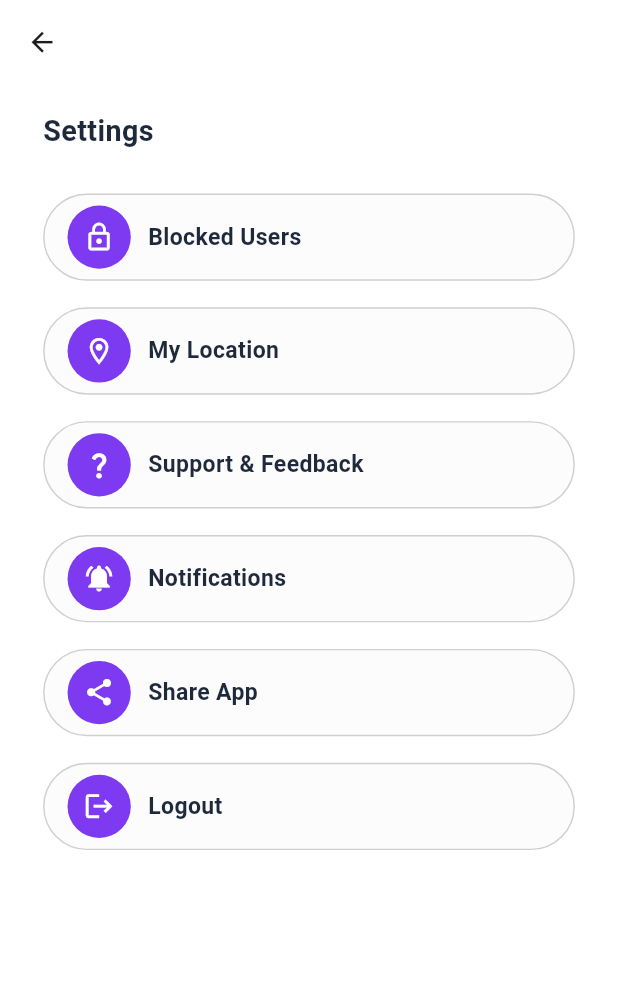
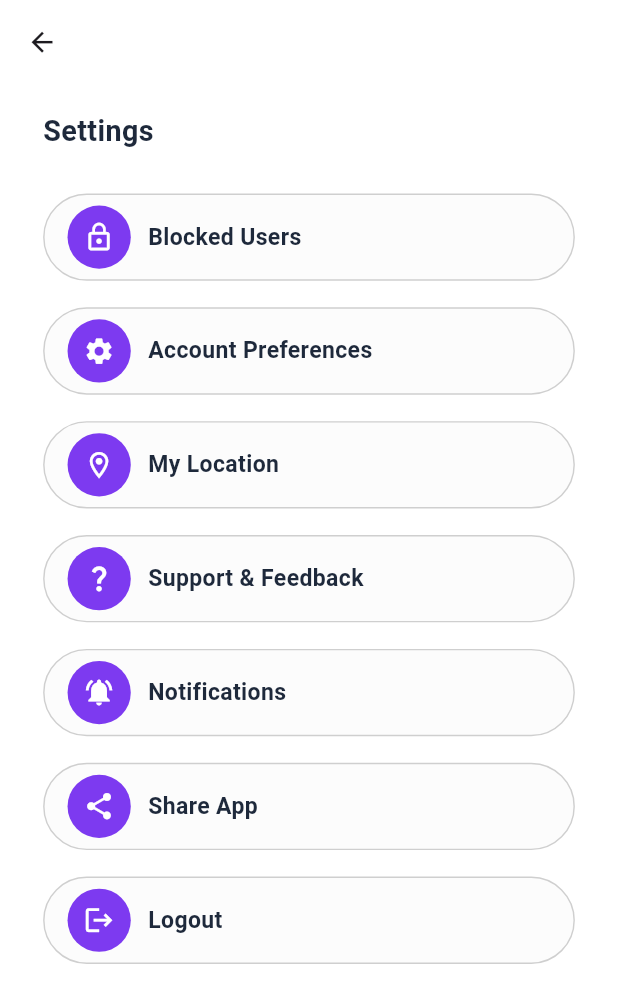
Before and after one commit to ZonerLost/meetmern, a Flutter app: the SettingsScreen screen opened by its route, on a phone screen of 412 x 824 dp. Shown: the top 1003 px of the screen. Run offline on Flutter 3.47's test engine with Material 3 defaults, Android fonts, the phone set to English and light mode, and no system bars; our stand-ins replace dotted_border, flutter_screenutil, get, image_picker, supabase_flutter; accounts and stored records are empty; Roboto replaces fonts that are missing (Mona Sans).

Commit message:
Fixed flow for userprofile

```diff
--- a/lib/view/controllers/authcontroller/OTPScreens/otp_verify_screen_controller.dart
+++ b/lib/view/controllers/authcontroller/OTPScreens/otp_verify_screen_controller.dart
@@ -11,7 +11,6 @@ class OtpVerifyController extends GetxController {
   Timer? _timer;
   int resendSeconds = 30;
   bool isVerifying = false;
-
   bool get canResend => resendSeconds == 0;
   bool get canVerify => otpWidgetController.isComplete && !isVerifying;
 
--- a/lib/view/controllers/authcontroller/loginScreen/login_screen_controller.dart
+++ b/lib/view/controllers/authcontroller/loginScreen/login_screen_controller.dart
@@ -19,8 +19,9 @@ class LoginController extends GetxController {
   }
 
   String? validateEmail(String? value) {
-    if (value == null || value.trim().isEmpty)
+    if (value == null || value.trim().isEmpty) {
       return _strings.pleaseEnterYourEmailText;
+    }
     if (!value.isValidEmail) return _strings.enterValidEmailText;
     return null;
   }
--- a/lib/view/screens/UserProfileScreens/ProfileMenuItemsScreens/personal_profile.dart
+++ b/lib/view/screens/UserProfileScreens/ProfileMenuItemsScreens/personal_profile.dart
@@ -3,13 +3,13 @@ import 'package:flutter_screenutil/flutter_screenutil.dart';
 import 'package:meetmern/view/screens/chatscreens/chat_screen.dart';
 import 'package:meetmern/view/screens/userprofilescreens/Favourites/favourites.dart';
 import 'package:meetmern/view/screens/userprofilescreens/ManageAds/ads_screen.dart';
-import 'package:meetmern/view/screens/userprofilescreens/ProfileMenuItemsScreens/personal_profile_setting.dart';
 import 'package:meetmern/view/screens/userprofilescreens/ProfileMenuItemsScreens/setting.dart';
 import 'package:meetmern/core/extensions/navigation_extensions.dart';
 import 'package:meetmern/core/theme/theme.dart';
 import 'package:meetmern/core/widgets/custom_button_style_text_style.dart';
 import 'package:meetmern/core/widgets/custom_rounded_tile.dart';
 import 'package:meetmern/core/widgets/custom_text_form_field.dart';
+import 'package:meetmern/view/screens/userprofilescreens/ViewProfileScreens/view_profil.dart';
 
 class PersonalProfileScreen extends StatelessWidget {
   const PersonalProfileScreen({super.key});
@@ -59,7 +59,7 @@ class PersonalProfileScreen extends StatelessWidget {
                 titletextStyle: customButtonandTextStyles.dobLabelTextStyle,
                 trailingIcon: Icons.chevron_right,
                 onTap: () {
-                  context.navigateToScreen(const ProfileSettingsScreen());
+                  context.navigateToScreen(const ViewProfileScreen());
                 },
               ),
               SizedBox(height: dimension.d20.h),
--- a/lib/view/screens/UserProfileScreens/ProfileMenuItemsScreens/setting.dart
+++ b/lib/view/screens/UserProfileScreens/ProfileMenuItemsScreens/setting.dart
@@ -10,6 +10,7 @@ import 'package:meetmern/core/widgets/custom_button_style_text_style.dart';
 import 'package:meetmern/core/widgets/custom_dialog_widget.dart';
 import 'package:meetmern/core/widgets/custom_rounded_tile.dart';
 import 'package:meetmern/core/widgets/custom_text_form_field.dart';
+import 'package:meetmern/view/screens/userprofilescreens/AccountPrefrences/account_prefrences.dart';
 
 class SettingsScreen extends StatelessWidget {
   const SettingsScreen({super.key});
@@ -57,6 +58,21 @@ class SettingsScreen extends StatelessWidget {
                 titletextStyle: customButtonandTextStyles.dobLabelTextStyle,
                 onTap: () {
                   context.navigateToScreen(const BlockedUsersScreen());
+                },
+              ),
+              SizedBox(height: dimension.d20.h),
+              CustomRoundedTile(
+                title: strings.accountPreferencesText,
+                leadingIcon: Icons.settings,
+                borderWidth: dimension.d1.w,
+                borderRadius: BorderRadius.circular(dimension.d100.r),
+                backgroundColor: appTheme.infieldColor,
+                borderColor: appTheme.borderColor,
+                iconBackgroundColor: appTheme.b_Primary,
+                iconColor: appTheme.coreWhite,
+                titletextStyle: customButtonandTextStyles.dobLabelTextStyle,
+                onTap: () {
+                  context.navigateToScreen(const AccountPreferencesScreen());
                 },
               ),
               SizedBox(height: dimension.d20.h),
```
